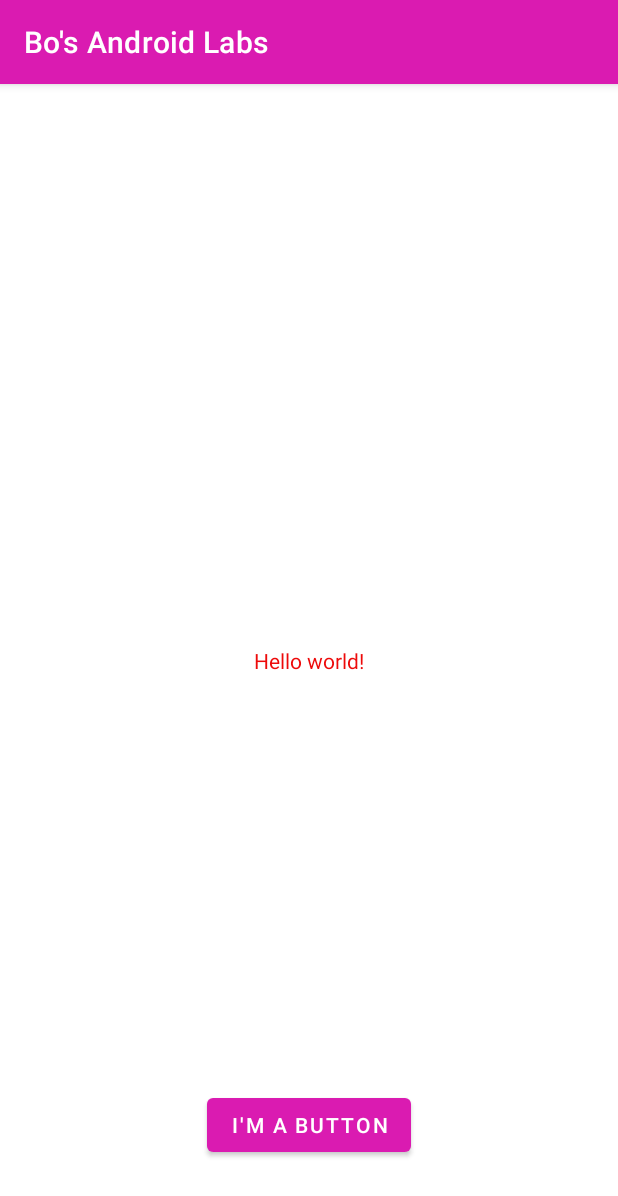
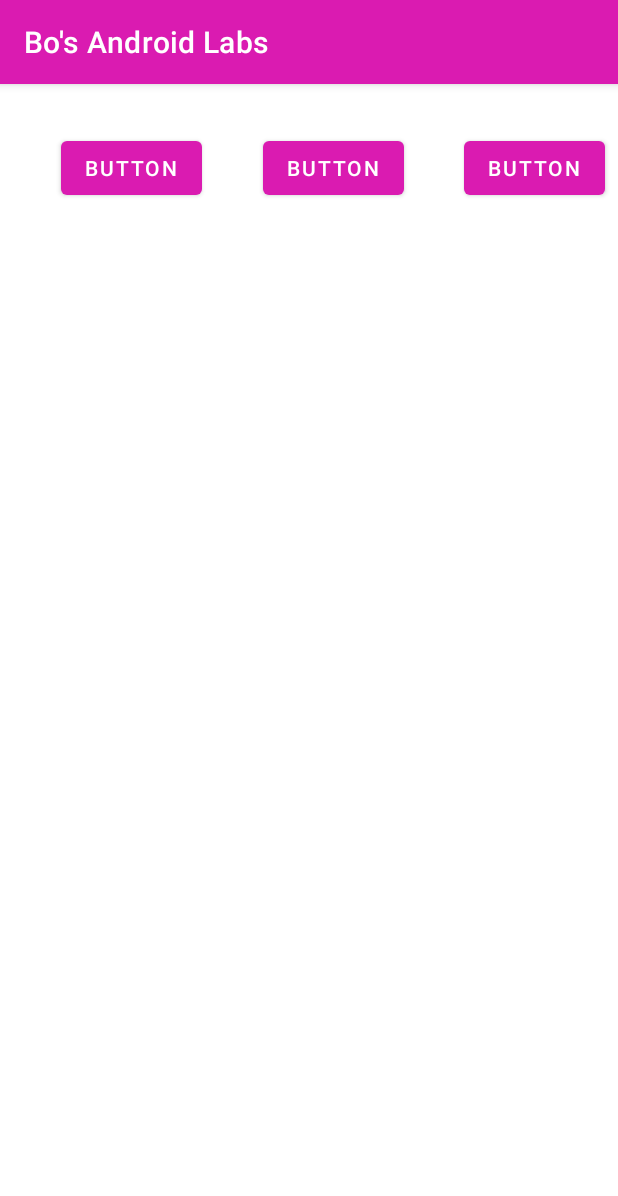
Before and after one commit to Superbigbabol/MyAndroidLabs, an Android app: the screen it shows after launch (MainActivity), on a phone screen of 412 x 824 dp. Shown: the top 1196 px of the screen. Run offline under Robolectric (Android 15) with nearby library versions, the phone set to English and light mode, and no system bars.

Commit message:
Finished step 2

```diff
--- a/app/src/main/res/layout/activity_main.xml
+++ b/app/src/main/res/layout/activity_main.xml
@@ -6,23 +6,37 @@
     android:layout_height="match_parent"
     tools:context=".MainActivity">
 
-    <TextView
+    <Button
+        android:id="@+id/button1"
         android:layout_width="wrap_content"
         android:layout_height="wrap_content"
-        android:text="@string/hello_message"
-        app:layout_constraintBottom_toBottomOf="parent"
-        app:layout_constraintEnd_toEndOf="parent"
+        android:layout_marginStart="32dp"
+        android:layout_marginTop="32dp"
+        android:text="Button"
+        app:layout_constraintEnd_toStartOf="@+id/button2"
+        app:layout_constraintHorizontal_bias="0.5"
         app:layout_constraintStart_toStartOf="parent"
         app:layout_constraintTop_toTopOf="parent" />
 
     <Button
+        android:id="@+id/button2"
         android:layout_width="wrap_content"
         android:layout_height="wrap_content"
-        android:layout_marginBottom="50dp"
-        android:text="@string/button_message"
-        app:layout_constraintBottom_toBottomOf="parent"
+        android:layout_marginStart="32dp"
+        android:text="Button"
+        app:layout_constraintEnd_toStartOf="@+id/button3"
+        app:layout_constraintHorizontal_bias="0.5"
+        app:layout_constraintStart_toEndOf="@+id/button1"
+        app:layout_constraintTop_toTopOf="@+id/button1" />
+
+    <Button
+        android:id="@+id/button3"
+        android:layout_width="wrap_content"
+        android:layout_height="wrap_content"
+        android:layout_marginStart="32dp"
+        android:text="Button"
         app:layout_constraintEnd_toEndOf="parent"
         app:layout_constraintHorizontal_bias="0.5"
-        app:layout_constraintStart_toStartOf="parent" />
-
+        app:layout_constraintStart_toEndOf="@+id/button2"
+        app:layout_constraintTop_toTopOf="@+id/button2" />
 </androidx.constraintlayout.widget.ConstraintLayout>
```
